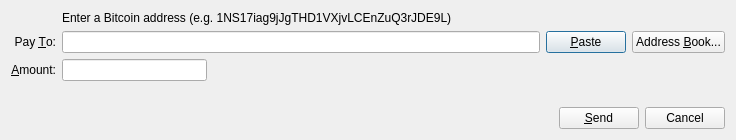
This is gui/forms/sendcoinsdialog.ui in raffermeko/bitcoin as Qt 5 draws it before an edit. The edited form follows.
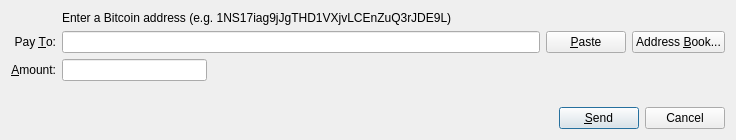
This is the edited form. Icons and pictures are not drawn.

Commit message: make send coins dialog more user friendly (better checking)

What changed in the file:
```diff
--- a/gui/forms/sendcoinsdialog.ui
+++ b/gui/forms/sendcoinsdialog.ui
@@ -64,6 +64,9 @@
        <property name="text">
         <string>&amp;Paste</string>
        </property>
+       <property name="autoDefault">
+        <bool>false</bool>
+       </property>
       </widget>
      </item>
      <item row="3" column="3">
@@ -124,6 +127,9 @@
         <iconset resource="../bitcoin.qrc">
          <normaloff>:/icons/send</normaloff>:/icons/send</iconset>
        </property>
+       <property name="default">
+        <bool>true</bool>
+       </property>
       </widget>
      </item>
      <item>
```
Left out of the diff: 22 changed lines with no effect on the pictures. The commit also changes 5 other files.
